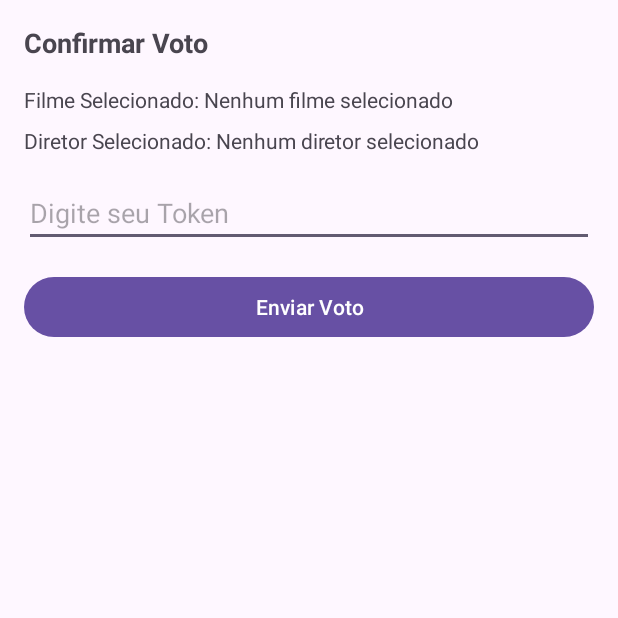
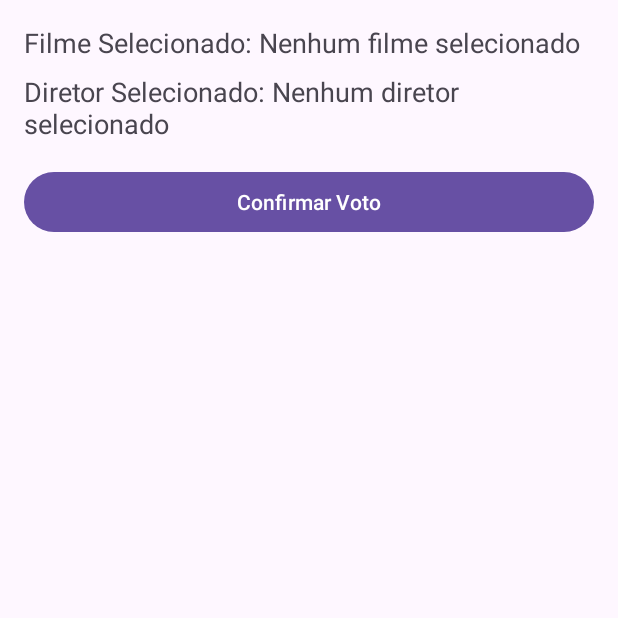
Before and after one commit to RafaelNakamura/oscarApp, an Android app built with Jetpack Compose: the ConfirmVoteActivity screen opened directly, with no data from a screen before it, on a phone screen of 412 x 824 dp, the top half of it. Run offline under Robolectric (Android 15) with nearby library versions, the phone set to English and light mode, and no system bars.

```diff
--- a/app/build.gradle.kts
+++ b/app/build.gradle.kts
@@ -63,6 +63,10 @@ dependencies {
     implementation(libs.material)
     implementation(libs.androidx.activity)
     implementation(libs.androidx.constraintlayout)
+    implementation("com.squareup.retrofit2:retrofit:2.9.0")
+    implementation("com.squareup.retrofit2:converter-gson:2.9.0")
+    implementation("com.squareup.picasso:picasso:2.8")
+
     testImplementation(libs.junit)
     androidTestImplementation(libs.androidx.junit)
     androidTestImplementation(libs.androidx.espresso.core)
@@ -70,4 +74,5 @@ dependencies {
     androidTestImplementation(libs.androidx.ui.test.junit4)
     debugImplementation(libs.androidx.ui.tooling)
     debugImplementation(libs.androidx.ui.test.manifest)
+
 }
--- a/app/src/main/AndroidManifest.xml
+++ b/app/src/main/AndroidManifest.xml
@@ -1,6 +1,8 @@
 <?xml version="1.0" encoding="utf-8"?>
 <manifest xmlns:android="http://schemas.android.com/apk/res/android"
     xmlns:tools="http://schemas.android.com/tools">
+
+    <uses-permission android:name="android.permission.INTERNET" />
 
     <application
         android:allowBackup="true"
@@ -11,6 +13,7 @@
         android:roundIcon="@mipmap/ic_launcher_round"
         android:supportsRtl="true"
         android:theme="@style/Theme.Material3.Light.NoActionBar"
+        android:usesCleartextTraffic="true"
         tools:targetApi="31">
         <activity
             android:theme="@style/Theme.Material3.Light.NoActionBar"
--- a/app/src/main/java/com/example/oscarapp/ConfirmVoteActivity.kt
+++ b/app/src/main/java/com/example/oscarapp/ConfirmVoteActivity.kt
@@ -10,6 +10,8 @@ import androidx.appcompat.app.AppCompatActivity
 import androidx.core.view.ViewCompat
 import androidx.core.view.WindowInsetsCompat
 
+import android.content.Context
+
 class ConfirmVoteActivity : AppCompatActivity() {
 
     override fun onCreate(savedInstanceState: Bundle?) {
@@ -18,33 +20,33 @@ class ConfirmVoteActivity : AppCompatActivity() {
 
         val tvSelectedMovie = findViewById<TextView>(R.id.tvSelectedMovie)
         val tvSelectedDirector = findViewById<TextView>(R.id.tvSelectedDirector)
-        val etToken = findViewById<EditText>(R.id.etToken)
-        val btnSendVote = findViewById<Button>(R.id.btnSendVote)
+        val btnConfirmVote = findViewById<Button>(R.id.btnConfirmVote)
 
-        // Simulação de dados passados das outras telas
-        val selectedMovie = intent.getStringExtra("SELECTED_MOVIE") ?: "Nenhum filme selecionado"
-        val selectedDirector = intent.getStringExtra("SELECTED_DIRECTOR") ?: "Nenhum diretor selecionado"
+        // Recupera os valores do SharedPreferences
+        val sharedPreferences = getSharedPreferences("MovieVotePrefs", Context.MODE_PRIVATE)
+        val selectedMovie = sharedPreferences.getString("SELECTED_MOVIE", "Nenhum filme selecionado")
+        val selectedDirector = sharedPreferences.getString("SELECTED_DIRECTOR", "Nenhum diretor selecionado")
 
+        // Exibe os valores na tela
         tvSelectedMovie.text = "Filme Selecionado: $selectedMovie"
         tvSelectedDirector.text = "Diretor Selecionado: $selectedDirector"
 
-        // Envia o voto
-        btnSendVote.setOnClickListener {
-            val token = etToken.text.toString()
-            if (token.isEmpty()) {
-                Toast.makeText(this, "Por favor, insira o token.", Toast.LENGTH_SHORT).show()
-                return@setOnClickListener
-            }
-
-            // Simular envio para o servidor
-            val success = token == "1234" // Token correto para teste
-            if (success) {
+        // Confirma o voto
+        btnConfirmVote.setOnClickListener {
+            if (selectedMovie == "Nenhum filme selecionado" || selectedDirector == "Nenhum diretor selecionado") {
+                Toast.makeText(this, "Você precisa selecionar um filme e um diretor antes de confirmar.", Toast.LENGTH_SHORT).show()
+            } else {
                 Toast.makeText(this, "Voto confirmado com sucesso!", Toast.LENGTH_SHORT).show()
-                // Bloquear modificações
-                finish()
-            } else {
-                Toast.makeText(this, "Token inválido, tente novamente.", Toast.LENGTH_SHORT).show()
+                clearSharedPreferences()
+                finish() // Finaliza a activity
             }
         }
     }
+
+    private fun clearSharedPreferences() {
+        val sharedPreferences = getSharedPreferences("MovieVotePrefs", Context.MODE_PRIVATE)
+        val editor = sharedPreferences.edit()
+        editor.clear() // Limpa todos os valores
+        editor.apply()
+    }
 }
--- /dev/null
+++ b/app/src/main/java/com/example/oscarapp/Director.kt
@@ -0,0 +1,6 @@
+package com.example.oscarapp
+
+data class Director(
+    val id: String,
+    val nome: String
+)
--- a/app/src/main/res/layout/activity_confirm_vote.xml
+++ b/app/src/main/res/layout/activity_confirm_vote.xml
@@ -5,19 +5,11 @@
     android:padding="16dp">
 
     <TextView
-        android:id="@+id/tvConfirmVoteTitle"
-        android:layout_width="match_parent"
-        android:layout_height="wrap_content"
-        android:text="Confirmar Voto"
-        android:textSize="18sp"
-        android:textStyle="bold"
-        android:layout_marginBottom="16dp" />
-
-    <TextView
         android:id="@+id/tvSelectedMovie"
         android:layout_width="match_parent"
         android:layout_height="wrap_content"
         android:text="Filme Selecionado: "
+        android:textSize="18sp"
         android:layout_marginBottom="8dp" />
 
     <TextView
@@ -25,19 +17,12 @@
         android:layout_width="match_parent"
         android:layout_height="wrap_content"
         android:text="Diretor Selecionado: "
+        android:textSize="18sp"
         android:layout_marginBottom="16dp" />
 
-    <EditText
-        android:id="@+id/etToken"
+    <Button
+        android:id="@+id/btnConfirmVote"
         android:layout_width="match_parent"
         android:layout_height="wrap_content"
-        android:hint="Digite seu Token"
-        android:inputType="number" />
-
-    <Button
-        android:id="@+id/btnSendVote"
-        android:layout_width="match_parent"
-        android:layout_height="wrap_content"
-        android:text="Enviar Voto"
-        android:layout_marginTop="16dp" />
+        android:text="Confirmar Voto" />
 </LinearLayout>
--- a/app/src/main/res/layout/activity_director_vote.xml
+++ b/app/src/main/res/layout/activity_director_vote.xml
@@ -3,6 +3,12 @@
     android:layout_height="match_parent"
     android:orientation="vertical"
     android:padding="16dp">
+
+    <ProgressBar
+        android:id="@+id/progressBar"
+        android:layout_width="wrap_content"
+        android:layout_height="wrap_content"
+        android:visibility="gone" />
 
     <TextView
         android:id="@+id/tvDirectorsTitle"
```
Also changed, not shown: app/src/main/java/com/example/oscarapp/ApiService.kt (added, +12 -0 lines), app/src/main/java/com/example/oscarapp/DirectorVoteActivity.kt (+19 -16 lines), app/src/main/java/com/example/oscarapp/HomeActivity.kt (+13 -0 lines), app/src/main/java/com/example/oscarapp/Movie.kt (+4 -3 lines), app/src/main/java/com/example/oscarapp/MovieDetailActivity.kt (+21 -4 lines), app/src/main/java/com/example/oscarapp/MovieVoteActivity.kt (+36 -20 lines), app/src/main/java/com/example/oscarapp/RetrofitConfig.kt (added, +15 -0 lines), app/src/main/res/layout/activity_movie_detail.xml (+4 -3 lines).
